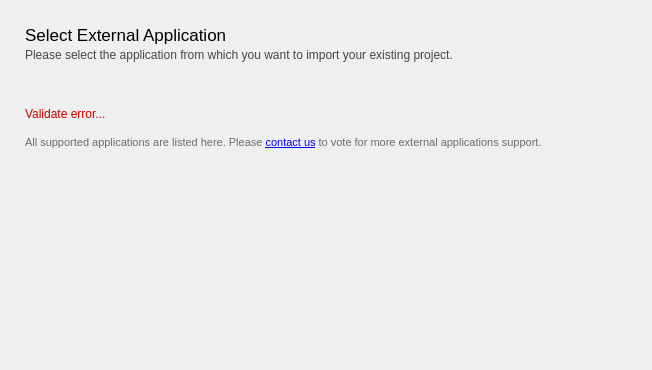
Atlantic18/skipper-translation, file src/Gui/Wizards/commonProject/pageProjectChooseImporter.ui: the form before one commit.
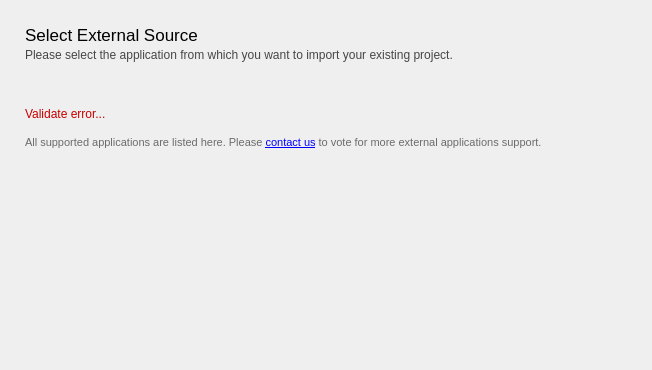
The form after the commit. Custom widgets are drawn as their Qt base class.

```diff
--- a/src/Gui/Wizards/commonProject/pageProjectChooseImporter.ui
+++ b/src/Gui/Wizards/commonProject/pageProjectChooseImporter.ui
@@ -38,7 +38,7 @@
         </font>
        </property>
        <property name="text">
-        <string>Select External Application</string>
+        <string>Select External Source</string>
        </property>
       </widget>
      </item>
```
Left out of the diff: 11 changed lines with no effect on the pictures.
